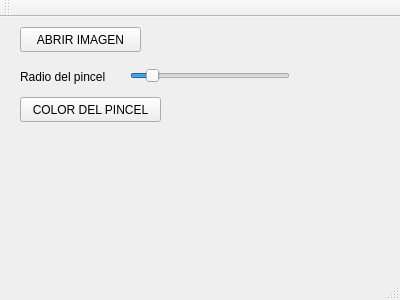
First picture: the form in mainwindow.ui, repository mgonzalezg9/OpenCV-demo, before the edit.
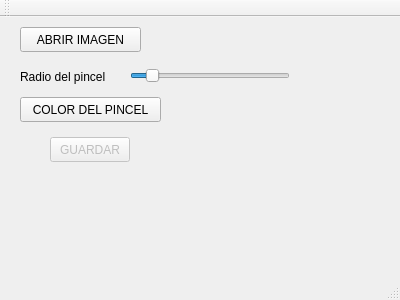
Second picture: the form after the edit.

Commit message: Añadido guardado

```diff
--- a/mainwindow.ui
+++ b/mainwindow.ui
@@ -69,6 +69,22 @@
      <string>COLOR DEL PINCEL</string>
     </property>
    </widget>
+   <widget class="QPushButton" name="pushButton_3">
+    <property name="enabled">
+     <bool>false</bool>
+    </property>
+    <property name="geometry">
+     <rect>
+      <x>50</x>
+      <y>120</y>
+      <width>80</width>
+      <height>25</height>
+     </rect>
+    </property>
+    <property name="text">
+     <string>GUARDAR</string>
+    </property>
+   </widget>
   </widget>
   <widget class="QMenuBar" name="menuBar">
    <property name="geometry">
```
The commit also changes 2 other files.
